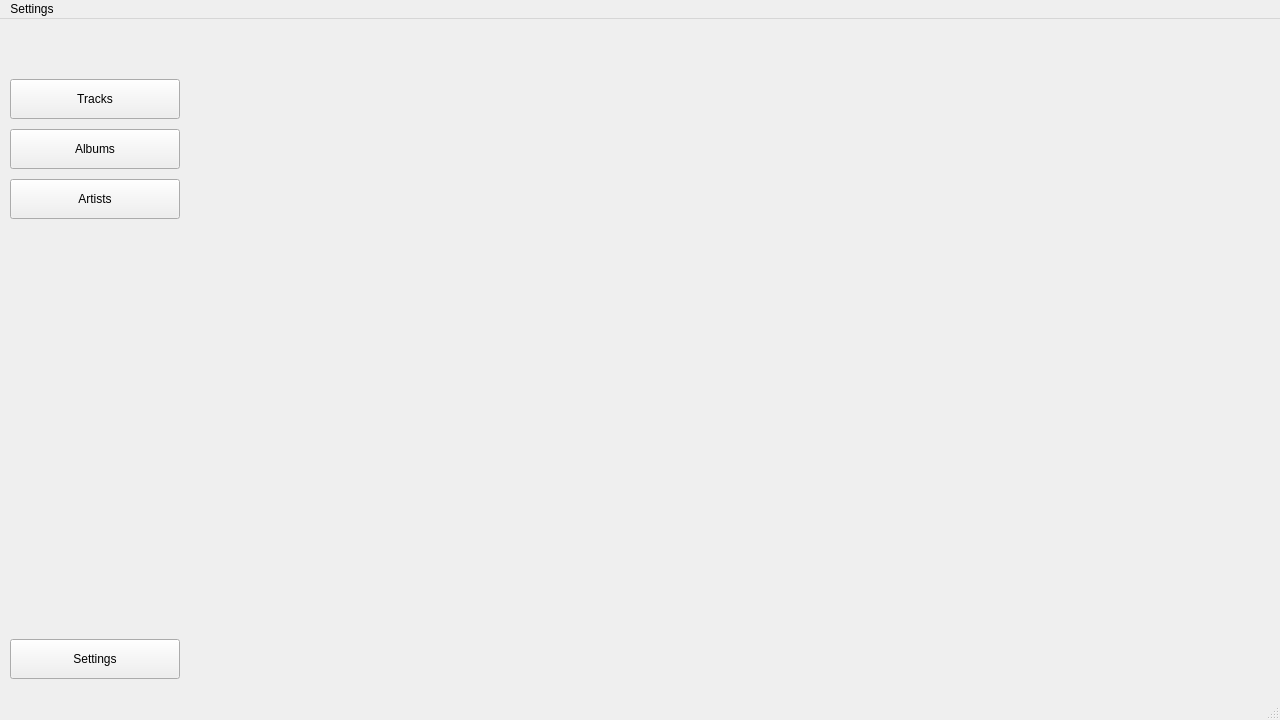
Qt form Code/GUI/Main/main_window.ui (salamandarin/Music-Manager) before a commit.
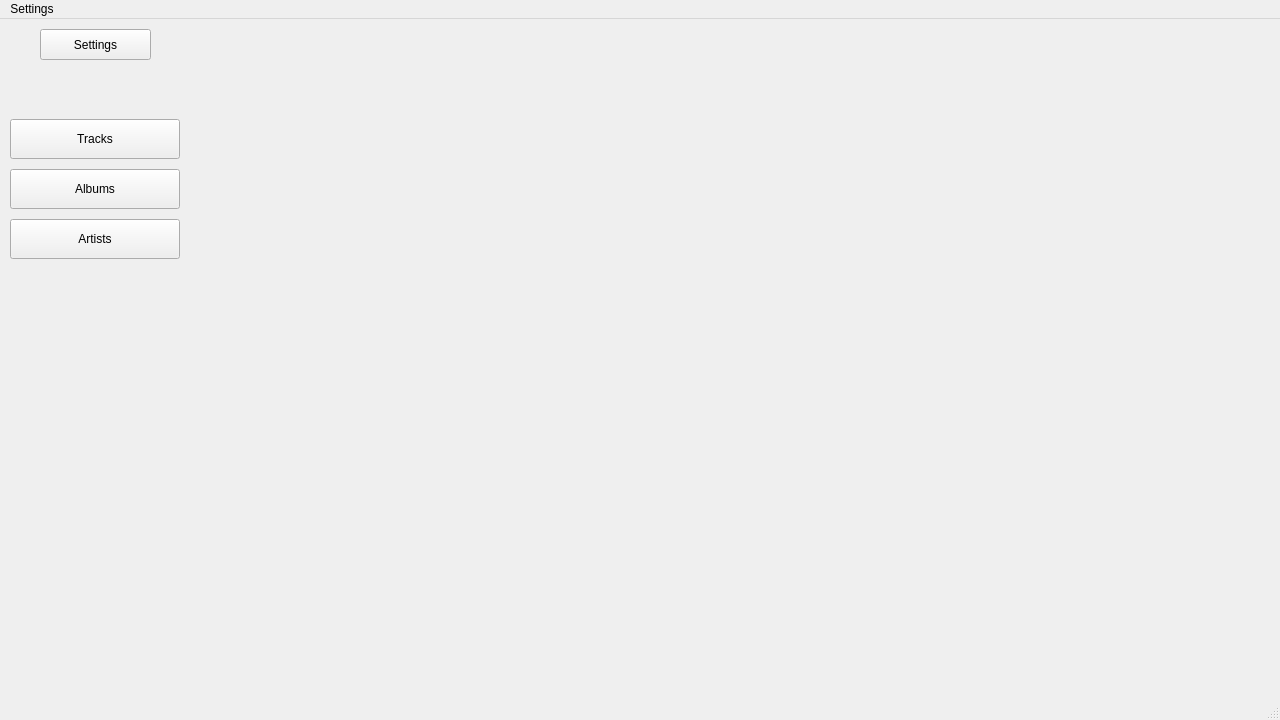
The same form after that commit.

Patch:
```diff
--- a/Code/GUI/Main/main_window.ui
+++ b/Code/GUI/Main/main_window.ui
@@ -36,7 +36,7 @@
      <property name="geometry">
       <rect>
        <x>10</x>
-       <y>110</y>
+       <y>150</y>
        <width>170</width>
        <height>40</height>
       </rect>
@@ -49,7 +49,7 @@
      <property name="geometry">
       <rect>
        <x>10</x>
-       <y>60</y>
+       <y>100</y>
        <width>170</width>
        <height>40</height>
       </rect>
@@ -62,7 +62,7 @@
      <property name="geometry">
       <rect>
        <x>10</x>
-       <y>160</y>
+       <y>200</y>
        <width>170</width>
        <height>40</height>
       </rect>
@@ -74,10 +74,10 @@
     <widget class="QPushButton" name="settings_button">
      <property name="geometry">
       <rect>
-       <x>10</x>
-       <y>620</y>
-       <width>170</width>
-       <height>40</height>
+       <x>40</x>
+       <y>10</y>
+       <width>111</width>
+       <height>31</height>
       </rect>
      </property>
      <property name="text">
```
